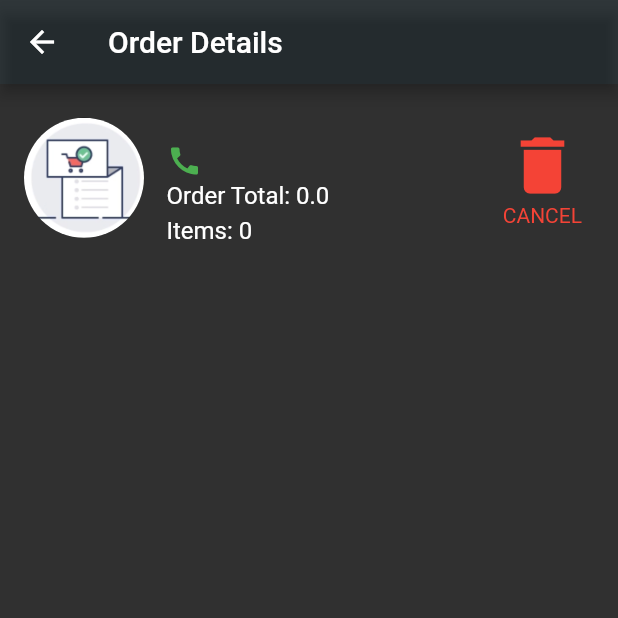
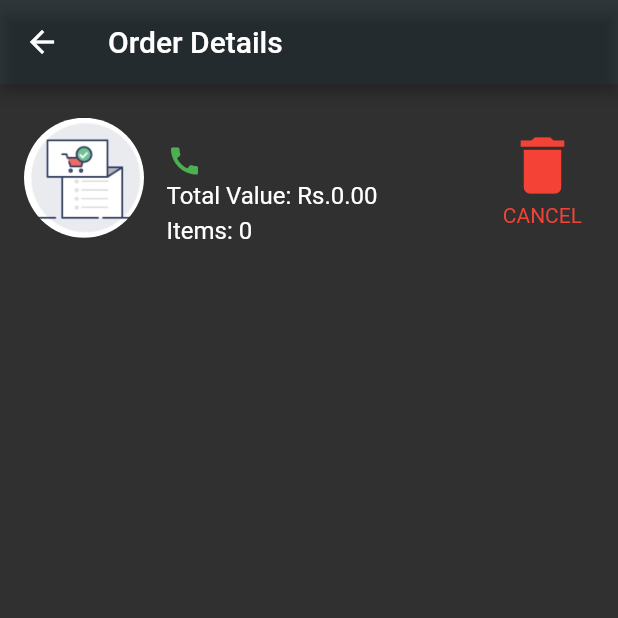
Before and after one commit to hacksics/ahaskade-buyer, a Flutter app: the OrderDetailsPage screen opened directly with empty values, on a phone screen of 412 x 824 dp, the top half of it. Run offline on Flutter 3.47's test engine with Material 2 defaults, Android fonts, the light colour scheme and no system bars; our stand-ins replace easy_localization, firebase_remote_config, flutter_feather_icons, flutter_phoenix, flutter_slidable, flutter_spinkit and 10 more; missing offline and left inert: edge_alert, flutter_counter, json_string, nice_button, searchable_dropdown; accounts and stored records are empty.

Commit message:
order details -  screen refactoring and localization

```diff
--- a/lang/si.json
+++ b/lang/si.json
@@ -34,5 +34,9 @@
   "Complete your Order": "ඔබේ ඇනවුම",
   "{selected} of {total} items selected": "වර්ග {total}න් {selected}ක් තෝරා ඇත",
   "Total Value: {total}": "මුළු ගාන {total}",
-  "Submit Order": "සම්පුර්න කරන්න"
+  "Submit Order": "සම්පුර්න කරන්න",
+
+  "Order Details": "ඕඩරේ විස්තර",
+  "Items: {total}": "කෑලි ගාන: {total}",
+  "CANCEL": "මකන්න"
 }
--- a/lib/constants.dart
+++ b/lib/constants.dart
@@ -57,6 +57,12 @@ String kTextItemsSelected({int total, int selected}) =>
       'total': total.toString()
     });
 final kTextSubmitOrder = 'Submit Order'.tr();
+
+// order details screen constants
+final kAppBarTextOrderDetails = 'Order Details'.tr();
+String kTextTotalItems({int total}) =>
+    'Items: {total}'.tr(namedArgs: {'total': total.toString()});
+final kTextCancel = 'CANCEL'.tr();
 
 final Color kCardColor = Colors.black12;
 
--- a/lib/screens/order_details.dart
+++ b/lib/screens/order_details.dart
@@ -2,6 +2,7 @@ import 'package:flutter/material.dart';
 import 'dart:developer' as logger;
 import 'package:g2hv1/assets/order.dart';
 import 'package:g2hv1/assets/user_builder.dart';
+import 'package:g2hv1/constants.dart';
 import 'package:g2hv1/screens/home_screen.dart';
 import 'package:g2hv1/widgets/app_progress_dialog.dart';
 import 'package:g2hv1/widgets/cards.dart';
@@ -31,7 +32,7 @@ class _OrderDetailsPageState extends State<OrderDetailsPage> {
     String shopName = order.shopName == null ? 'Not Available' : order.shopName;
     return Scaffold(
       appBar: AppBar(
-        title: Text('Order Details'),
+        title: Text(kAppBarTextOrderDetails),
       ),
       body: Column(
         crossAxisAlignment: CrossAxisAlignment.start,
@@ -81,10 +82,10 @@ class _OrderDetailsPageState extends State<OrderDetailsPage> {
                               ],
                             ),
                           ),
-                          OrderDetailsHeaderWidgetText(
-                              'Order Total: ${order.orderInfo.orderTotal}'),
-                          OrderDetailsHeaderWidgetText(
-                              'Items: ${order.orderInfo.items.length}'),
+                          OrderDetailsHeaderWidgetText(kTextTotalValue(
+                              formatDoubleToPrice(order.orderInfo.orderTotal))),
+                          OrderDetailsHeaderWidgetText(kTextTotalItems(
+                              total: order.orderInfo.items.length)),
                         ],
                       ),
                     ],
@@ -130,7 +131,7 @@ class _OrderDetailsPageState extends State<OrderDetailsPage> {
                 color: Colors.red,
               ),
               Text(
-                'CANCEL',
+                kTextCancel,
                 style: TextStyle(color: Colors.red),
               )
             ],
```
